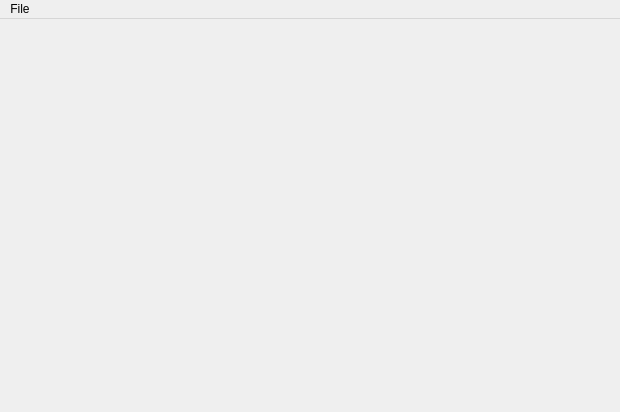
The window that tools/i6engine-editor/gui/wndMainWindow.ui (ClockworkOrigins/i6engine) describes before a commit, drawn with Qt 5.
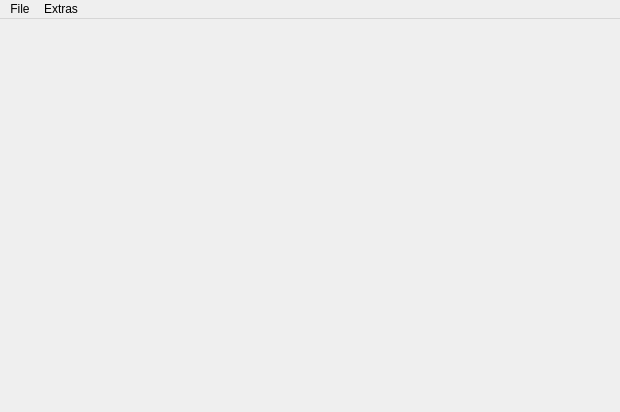
The same window after the commit.

Commit message: ISIXE-1623 added empty options menu

The edit to the form file:
```diff
--- a/tools/i6engine-editor/gui/wndMainWindow.ui
+++ b/tools/i6engine-editor/gui/wndMainWindow.ui
@@ -60,7 +60,14 @@
     <addaction name="separator"/>
     <addaction name="actionExit"/>
    </widget>
+   <widget class="QMenu" name="menuExtras">
+    <property name="title">
+     <string>Extras</string>
+    </property>
+    <addaction name="actionOptions"/>
+   </widget>
    <addaction name="menuFile"/>
+   <addaction name="menuExtras"/>
   </widget>
   <action name="actionLoad_Level">
    <property name="text">
```
Left out of the diff: 22 changed lines with no effect on the pictures. The commit also changes 6 other files.
